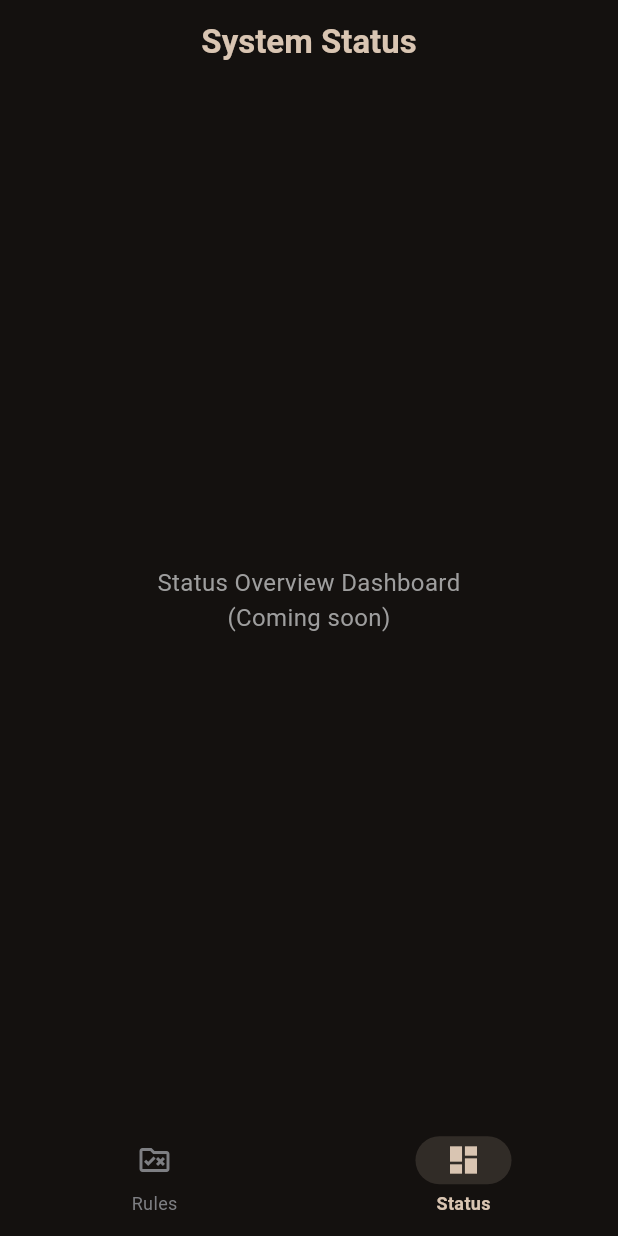
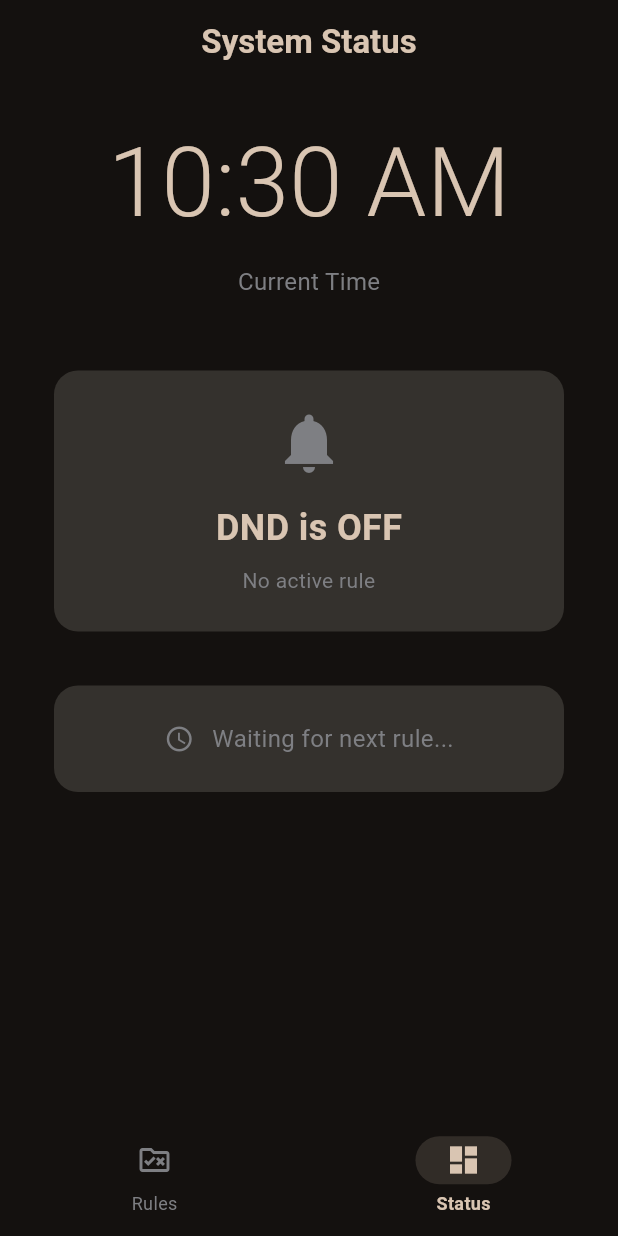
Before and after one commit to fujianmian/DND, a Flutter app: the screen it shows after launch, item 2 of the bottom bar chosen, on a phone screen of 412 x 824 dp. Run offline on Flutter 3.47's test engine with Material 3 defaults, Android fonts, the phone set to English and light mode, and no system bars; our stand-ins replace drift; accounts and stored records are empty; generated files the repository leaves out were written again.

Commit message:
Status screen

```diff
--- a/lib/screens/status_screen.dart
+++ b/lib/screens/status_screen.dart
@@ -1,18 +1,173 @@
-// lib/screens/status_screen.dart
+import 'dart:async';
 import 'package:flutter/material.dart';
+import '../main.dart'; // Allows access to the global automationManager
+import '../database/database.dart'; // Allows access to the Rule model
 
-class StatusScreen extends StatelessWidget {
+class StatusScreen extends StatefulWidget {
   const StatusScreen({super.key});
+
+  @override
+  State<StatusScreen> createState() => _StatusScreenState();
+}
+
+class _StatusScreenState extends State<StatusScreen> {
+  late Timer _clockTimer;
+  // TimeOfDay _currentTime = TimeOfDay.now();
+
+  // Color Palette Constants
+  final Color bgColor = const Color(0xFF14110F);
+  final Color cardColor = const Color(0xFF34312D);
+  final Color primaryTextColor = const Color(0xFFD9C5B2);
+  final Color secondaryTextColor = const Color(0xFF7E7F83);
+
+  @override
+  void initState() {
+    super.initState();
+    // Update the clock every minute
+    _clockTimer = Timer.periodic(const Duration(minutes: 1), (_) {
+      setState(() {
+        TimeOfDay.now(); // = TimeOfDay.now();
+      });
+    });
+  }
+
+  @override
+  void dispose() {
+    _clockTimer.cancel();
+    super.dispose();
+  }
 
   @override
   Widget build(BuildContext context) {
     return Scaffold(
-      appBar: AppBar(title: const Text('System Status')),
-      body: const Center(
-        child: Text(
-          'Status Overview Dashboard\n(Coming soon)',
-          textAlign: TextAlign.center,
-          style: TextStyle(fontSize: 16, color: Colors.grey),
+      backgroundColor: bgColor,
+      appBar: AppBar(
+        backgroundColor: bgColor,
+        title: Text(
+          'System Status',
+          style: TextStyle(
+            color: primaryTextColor,
+            fontWeight: FontWeight.bold,
+          ),
+        ),
+        centerTitle: true,
+        elevation: 0,
+      ),
+      body: Padding(
+        padding: const EdgeInsets.all(20.0),
+        child: Column(
+          crossAxisAlignment: CrossAxisAlignment.stretch,
+          children: [
+            // 1. Live Clock Section
+            Center(
+              child: Text(
+                TimeOfDay.now().format(context),
+                style: TextStyle(
+                  fontSize: 64,
+                  fontWeight: FontWeight.w300,
+                  color: primaryTextColor,
+                ),
+              ),
+            ),
+            const SizedBox(height: 8),
+            Center(
+              child: Text(
+                "Current Time",
+                style: TextStyle(fontSize: 16, color: secondaryTextColor),
+              ),
+            ),
+            const SizedBox(height: 40),
+
+            // 2. DND Status Card (Reactive)
+            ValueListenableBuilder<bool>(
+              valueListenable: automationManager.isDndEnabled,
+              builder: (context, isDndOn, _) {
+                return ValueListenableBuilder<Rule?>(
+                  valueListenable: automationManager.activeRule,
+                  builder: (context, rule, _) {
+                    return Card(
+                      color: cardColor,
+                      shape: RoundedRectangleBorder(
+                        borderRadius: BorderRadius.circular(16),
+                      ),
+                      child: Padding(
+                        padding: const EdgeInsets.all(24.0),
+                        child: Column(
+                          children: [
+                            Icon(
+                              isDndOn
+                                  ? Icons.notifications_off
+                                  : Icons.notifications,
+                              color: isDndOn
+                                  ? primaryTextColor
+                                  : secondaryTextColor,
+                              size: 48,
+                            ),
+                            const SizedBox(height: 16),
+                            Text(
+                              isDndOn ? "DND is ON" : "DND is OFF",
+                              style: TextStyle(
+                                fontSize: 24,
+                                fontWeight: FontWeight.bold,
+                                color: primaryTextColor,
+                              ),
+                            ),
+                            const SizedBox(height: 8),
+                            Text(
+                              rule != null
+                                  ? "Triggered by: ${rule.name} (${rule.startTime} - ${rule.endTime})"
+                                  : "No active rule",
+                              style: TextStyle(
+                                fontSize: 14,
+                                color: secondaryTextColor,
+                              ),
+                              textAlign: TextAlign.center,
+                            ),
+                          ],
+                        ),
+                      ),
+                    );
+                  },
+                );
+              },
+            ),
+
+            const SizedBox(height: 20),
+
+            // 3. Next Event Card (Reactive)
+            ValueListenableBuilder<String>(
+              valueListenable: automationManager.nextChangeText,
+              builder: (context, nextText, _) {
+                return Card(
+                  color: cardColor,
+                  shape: RoundedRectangleBorder(
+                    borderRadius: BorderRadius.circular(16),
+                  ),
+                  child: Padding(
+                    padding: const EdgeInsets.all(24.0),
+                    child: Row(
+                      mainAxisAlignment: MainAxisAlignment.center,
+                      children: [
+                        Icon(
+                          Icons.schedule,
+                          color: secondaryTextColor,
+                          size: 20,
+                        ),
+                        const SizedBox(width: 12),
+                        Text(
+                          nextText,
+                          style: TextStyle(
+                            color: secondaryTextColor,
+                            fontSize: 16,
+                          ),
+                        ),
+                      ],
+                    ),
+                  ),
+                );
+              },
+            ),
+          ],
         ),
       ),
     );
--- a/lib/services/automation_manager.dart
+++ b/lib/services/automation_manager.dart
@@ -8,8 +8,18 @@ import 'dnd_service.dart';
 class AutomationManager {
   Timer? _timer;
 
+  // --- NEW: UI State Notifiers ---
+  // These allow the Status Screen to listen for real-time updates.
+  final ValueNotifier<bool> isDndEnabled = ValueNotifier(false);
+  final ValueNotifier<Rule?> activeRule = ValueNotifier(null);
+
+  // MVP approach for next change: Just a simple string to display
+  final ValueNotifier<String> nextChangeText = ValueNotifier(
+    "Waiting for next rule...",
+  );
+
   // Optimization: Track the state to prevent redundant DND calls every minute
-  bool? _isDndCurrentlyEnabled;
+  bool? _isDndCurrentlyEnabled = false;
 
   void start() {
     // Check every 60 seconds
@@ -34,6 +44,7 @@ class AutomationManager {
 
       final now = TimeOfDay.now();
       bool ruleMatchFound = false;
+      Rule? matchedRule;
 
       for (var rule in activeRules) {
         // Only process Time-based rules (type 0)
@@ -44,10 +55,20 @@ class AutomationManager {
           if (start != null && end != null) {
             if (_isCurrentTimeInWindow(now, start, end)) {
               ruleMatchFound = true;
+              matchedRule = rule;
               break;
             }
           }
         }
+      }
+
+      isDndEnabled.value = ruleMatchFound;
+      activeRule.value = matchedRule;
+
+      if (ruleMatchFound && matchedRule != null) {
+        nextChangeText.value = "Next change at ${matchedRule.endTime}";
+      } else {
+        nextChangeText.value = "Waiting for next rule...";
       }
 
       // 2. State Change Logic: Only call DndService if the target state is different
```
